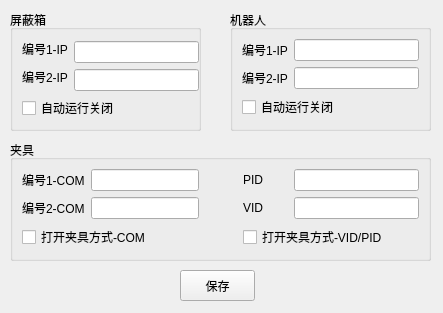
The window that UI/equitmentconnectconfig.ui (ReceiverUsb-rapoo/ReceiverUsbTest) describes before a commit, drawn with Qt 5.
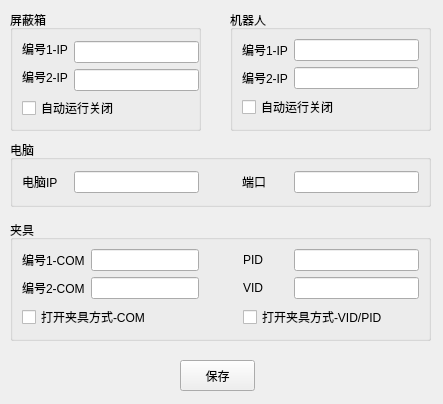
The same window after the commit.

Commit message: updata FWDebug-Enum-PowerCmdSend

Diff of the .ui file:
```diff
--- a/UI/equitmentconnectconfig.ui
+++ b/UI/equitmentconnectconfig.ui
@@ -7,7 +7,7 @@
     <x>0</x>
     <y>0</y>
     <width>443</width>
-    <height>313</height>
+    <height>404</height>
    </rect>
   </property>
   <property name="font">
@@ -198,7 +198,7 @@
    <property name="geometry">
     <rect>
      <x>10</x>
-     <y>140</y>
+     <y>220</y>
      <width>421</width>
      <height>121</height>
     </rect>
@@ -389,7 +389,7 @@
    <property name="geometry">
     <rect>
      <x>180</x>
-     <y>270</y>
+     <y>360</y>
      <width>75</width>
      <height>31</height>
     </rect>
@@ -403,6 +403,105 @@
     <string>保存</string>
    </property>
   </widget>
+  <widget class="QGroupBox" name="groupBox_4">
+   <property name="geometry">
+    <rect>
+     <x>10</x>
+     <y>140</y>
+     <width>421</width>
+     <height>67</height>
+    </rect>
+   </property>
+   <property name="title">
+    <string>电脑</string>
+   </property>
+   <layout class="QGridLayout" name="gridLayout_3">
+    <item row="0" column="0">
+     <widget class="QLabel" name="label_6">
+      <property name="minimumSize">
+       <size>
+        <width>46</width>
+        <height>0</height>
+       </size>
+      </property>
+      <property name="font">
+       <font>
+        <pointsize>9</pointsize>
+       </font>
+      </property>
+      <property name="text">
+       <string>电脑IP</string>
+      </property>
+     </widget>
+    </item>
+    <item row="0" column="1">
+     <widget class="QLineEdit" name="le_ComputerIP">
+      <property name="minimumSize">
+       <size>
+        <width>125</width>
+        <height>22</height>
+       </size>
+      </property>
+      <property name="font">
+       <font>
+        <pointsize>9</pointsize>
+       </font>
+      </property>
+     </widget>
+    </item>
+    <item row="0" column="2">
+     <spacer name="horizontalSpacer_3">
+      <property name="font">
+       <font>
+        <pointsize>9</pointsize>
+       </font>
+      </property>
+      <property name="orientation">
+       <enum>Qt::Horizontal</enum>
+      </property>
+      <property name="sizeHint" stdset="0">
+       <size>
+        <width>19</width>
+        <height>20</height>
+       </size>
+      </property>
+     </spacer>
+    </item>
+    <item row="0" column="3">
+     <widget class="QLabel" name="label_7">
+      <property name="minimumSize">
+       <size>
+        <width>46</width>
+        <height>0</height>
+       </size>
+      </property>
+      <property name="font">
+       <font>
+        <pointsize>9</pointsize>
+       </font>
+      </property>
+      <property name="text">
+       <string>端口</string>
+      </property>
+     </widget>
+    </item>
+    <item row="0" column="4">
+     <widget class="QLineEdit" name="le_ComputerPort">
+      <property name="minimumSize">
+       <size>
+        <width>125</width>
+        <height>22</height>
+       </size>
+      </property>
+      <property name="font">
+       <font>
+        <pointsize>9</pointsize>
+       </font>
+      </property>
+     </widget>
+    </item>
+   </layout>
+  </widget>
  </widget>
  <resources/>
  <connections/>
```
The commit also changes 54 other files.
